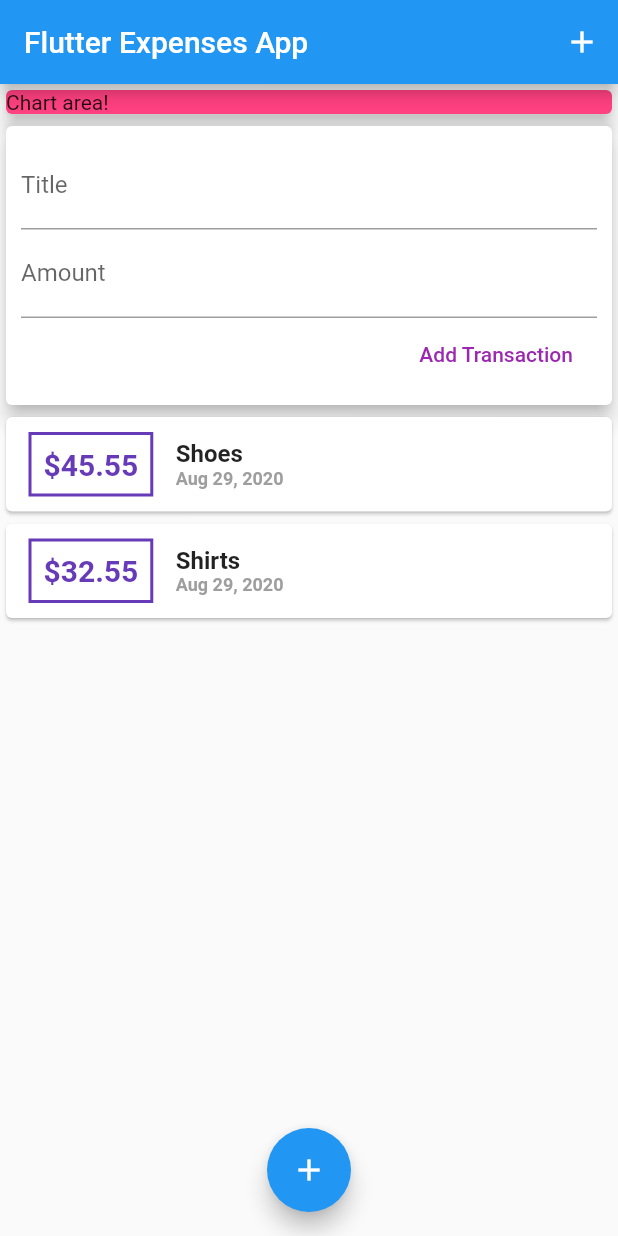
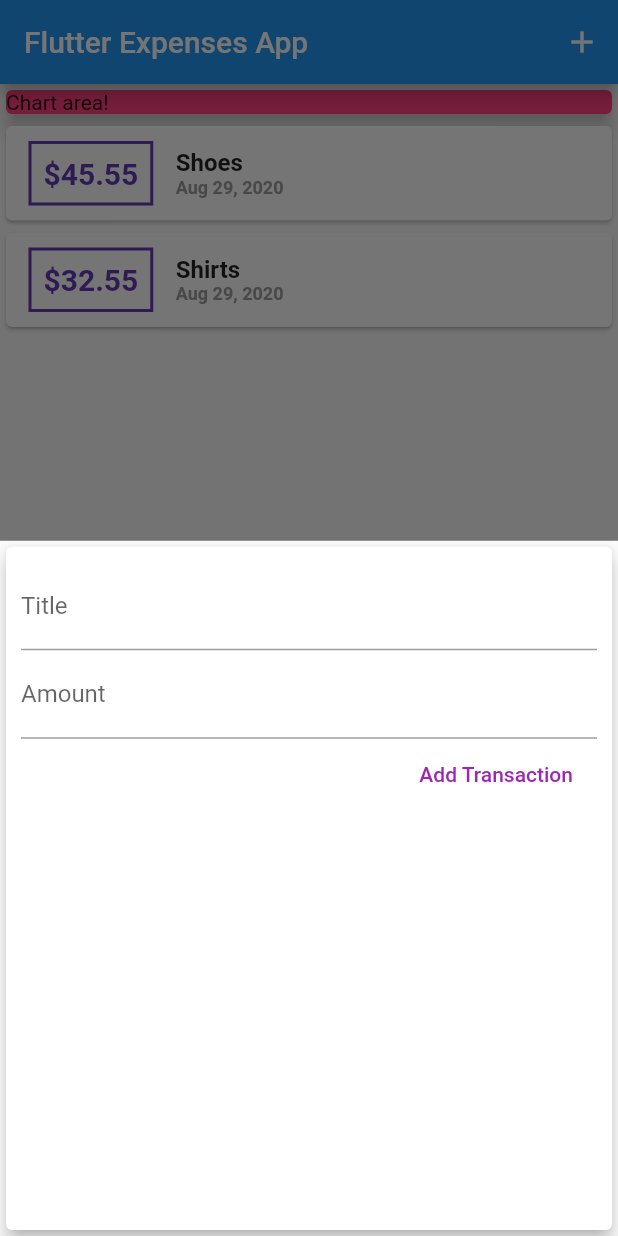
Before and after one commit to hackernewbie/personal_expenses, a Flutter app: the screen it shows after launch, after a tap on the "add" icon, on a phone screen of 412 x 824 dp. Run offline on Flutter 3.47's test engine with Material 2 defaults, Android fonts, the phone set to English and light mode, and no system bars.

Commit message:
Added popup functionality

```diff
--- a/personal_expenses/lib/main.dart
+++ b/personal_expenses/lib/main.dart
@@ -1,7 +1,8 @@
 import 'package:flutter/material.dart';
-import 'package:personal_expenses/widgets/new_transaction.dart';
-import 'package:personal_expenses/widgets/transaction_list.dart';
-import 'package:personal_expenses/widgets/user_transctions.dart';
+import './widgets/new_transaction.dart';
+import './widgets/transaction_list.dart';
+
+import 'models/transaction.dart';
 
 
 void main() {
@@ -23,13 +24,55 @@ class MyApp extends StatelessWidget {
   }
 }
 
-class MyHomePage extends StatelessWidget {
-
+class MyHomePage extends StatefulWidget {
   //String titleInput;
   //String amountInput;
+  //final titleController = TextEditingController();
+  //final amountController = TextEditingController();
 
-  final titleController = TextEditingController();
-  final amountController = TextEditingController();
+  @override
+  _MyHomePageState createState() => _MyHomePageState();
+}
+
+class _MyHomePageState extends State<MyHomePage> {
+  final List<Transaction> _userTransactions = [
+    Transaction(
+      id: 'T1',
+      title: 'Shoes',
+      date: DateTime.now(),
+      amount: 45.55,
+    ),
+    Transaction(
+      id: 'T2',
+      title: 'Shirts',
+      date: DateTime.now(),
+      amount: 32.55,
+    ),
+  ];
+
+  void _addTransaction(String txTitle, double txAmount) {
+    final newTx = Transaction(
+        title: txTitle,
+        amount: txAmount,
+        date: DateTime.now(),
+        id: DateTime.now().toString()
+    );
+    setState(() {
+      _userTransactions.add(newTx);
+    });
+  }
+
+    void _startAddNewTransaction(BuildContext ctx){
+    showModalBottomSheet(
+      context: ctx,
+      builder: (bCtx) {
+      return GestureDetector(
+          child: NewTransaction(_addTransaction),
+        onTap: () {},
+        behavior: HitTestBehavior.opaque,
+      );
+    },);
+  }
 
   @override
   Widget build(BuildContext context) {
@@ -39,7 +82,7 @@ class MyHomePage extends StatelessWidget {
         IconButton(
           icon: Icon(Icons.add),
           color: Colors.white,
-          onPressed: () {},
+          onPressed: () => _startAddNewTransaction(context),
         ),
       ],
     ),
@@ -56,13 +99,13 @@ class MyHomePage extends StatelessWidget {
                   elevation: 5,
               ),
             ),
-            UserTransactions(),
+            TransactionList(_userTransactions),
           ],
         ),
       ),
         floatingActionButton: FloatingActionButton(
           child: Icon(Icons.add),
-          onPressed: () {},
+          onPressed: () => _startAddNewTransaction(context),
         ),
       floatingActionButtonLocation: FloatingActionButtonLocation.centerFloat,
     );
--- a/personal_expenses/lib/widgets/new_transaction.dart
+++ b/personal_expenses/lib/widgets/new_transaction.dart
@@ -1,11 +1,18 @@
 import 'package:flutter/material.dart';
 
-class NewTransaction extends StatelessWidget {
-  final titleController = TextEditingController();
-  final amountController  = TextEditingController();
+class NewTransaction extends StatefulWidget {
   final Function addTx;
 
   NewTransaction(this.addTx);
+
+  @override
+  _NewTransactionState createState() => _NewTransactionState();
+}
+
+class _NewTransactionState extends State<NewTransaction> {
+  final titleController = TextEditingController();
+
+  final amountController  = TextEditingController();
 
   void submitData(){
     final enteredTitle  = titleController.text;
@@ -15,11 +22,15 @@ class NewTransaction extends StatelessWidget {
       return;
     }
 
-    addTx(
+    widget.addTx(
       enteredTitle,
       enteredAmount
     );
+
+    //Closes the popup after entering value
+    Navigator.of(context).pop();
   }
+
   @override
   Widget build(BuildContext context) {
     return Card(
--- a/personal_expenses/lib/widgets/user_transctions.dart
+++ /dev/null
@@ -1,48 +0,0 @@
-import 'package:flutter/material.dart';
-import '../models/transaction.dart';
-import './new_transaction.dart';
-import './transaction_list.dart';
-
-class UserTransactions extends StatefulWidget {
-  @override
-  _UserTransactionsState createState() => _UserTransactionsState();
-}
-
-class _UserTransactionsState extends State<UserTransactions> {
-  final List<Transaction> _userTransactions = [
-    Transaction(
-      id: 'T1',
-      title: 'Shoes',
-      date: DateTime.now(),
-      amount: 45.55,
-    ),
-    Transaction(
-      id: 'T2',
-      title: 'Shirts',
-      date: DateTime.now(),
-      amount: 32.55,
-    ),
-  ];
-
-  void _addTransaction(String txTitle, double txAmount){
-    final newTx = Transaction(
-                  title: txTitle,
-                  amount: txAmount,
-                  date: DateTime.now(),
-                  id: DateTime.now().toString()
-      );
-    setState(() {
-      _userTransactions.add(newTx);
-    });
-
-  }
-  @override
-  Widget build(BuildContext context) {
-    return Column(
-      children: <Widget>[
-        NewTransaction(_addTransaction),
-        TransactionList(_userTransactions),
-      ]
-    );
-  }
-}
```
